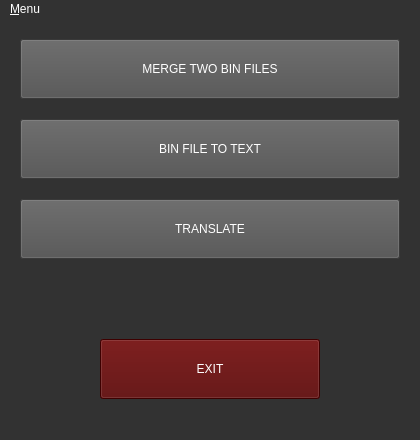
First picture: the form in forms/mainwindow.ui, repository psv-git/BDOLang, before the edit.
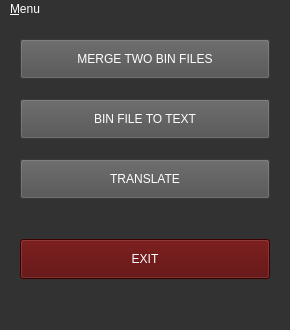
Second picture: the form after the edit. Custom widgets are drawn as their Qt base class.

Diff of the .ui file:
```diff
--- a/forms/mainwindow.ui
+++ b/forms/mainwindow.ui
@@ -6,8 +6,8 @@
    <rect>
     <x>0</x>
     <y>0</y>
-    <width>420</width>
-    <height>440</height>
+    <width>290</width>
+    <height>330</height>
    </rect>
   </property>
   <property name="sizePolicy">
@@ -16,18 +16,6 @@
     <verstretch>0</verstretch>
    </sizepolicy>
   </property>
-  <property name="minimumSize">
-   <size>
-    <width>420</width>
-    <height>440</height>
-   </size>
-  </property>
-  <property name="maximumSize">
-   <size>
-    <width>420</width>
-    <height>440</height>
-   </size>
-  </property>
   <property name="font">
    <font>
     <family>Arial Black</family>
@@ -45,11 +33,17 @@
     <property name="geometry">
      <rect>
       <x>20</x>
-      <y>180</y>
-      <width>380</width>
-      <height>60</height>
+      <y>140</y>
+      <width>250</width>
+      <height>40</height>
      </rect>
     </property>
+    <property name="sizePolicy">
+     <sizepolicy hsizetype="Fixed" vsizetype="Fixed">
+      <horstretch>0</horstretch>
+      <verstretch>0</verstretch>
+     </sizepolicy>
+    </property>
     <property name="focusPolicy">
      <enum>Qt::TabFocus</enum>
     </property>
@@ -73,8 +67,8 @@
      <rect>
       <x>20</x>
       <y>20</y>
-      <width>380</width>
-      <height>60</height>
+      <width>250</width>
+      <height>40</height>
      </rect>
     </property>
     <property name="sizePolicy">
@@ -99,11 +93,17 @@
     <property name="geometry">
      <rect>
       <x>20</x>
-      <y>100</y>
-      <width>380</width>
-      <height>60</height>
+      <y>80</y>
+      <width>250</width>
+      <height>40</height>
      </rect>
     </property>
+    <property name="sizePolicy">
+     <sizepolicy hsizetype="Fixed" vsizetype="Fixed">
+      <horstretch>0</horstretch>
+      <verstretch>0</verstretch>
+     </sizepolicy>
+    </property>
     <property name="focusPolicy">
      <enum>Qt::TabFocus</enum>
     </property>
@@ -119,12 +119,18 @@
    <widget class="MyButton" name="exitButton">
     <property name="geometry">
      <rect>
-      <x>100</x>
-      <y>320</y>
-      <width>220</width>
-      <height>60</height>
+      <x>20</x>
+      <y>220</y>
+      <width>250</width>
+      <height>40</height>
      </rect>
     </property>
+    <property name="sizePolicy">
+     <sizepolicy hsizetype="Fixed" vsizetype="Fixed">
+      <horstretch>0</horstretch>
+      <verstretch>0</verstretch>
+     </sizepolicy>
+    </property>
     <property name="focusPolicy">
      <enum>Qt::TabFocus</enum>
     </property>
```
Left out of the diff: 12 changed lines with no effect on the pictures.
